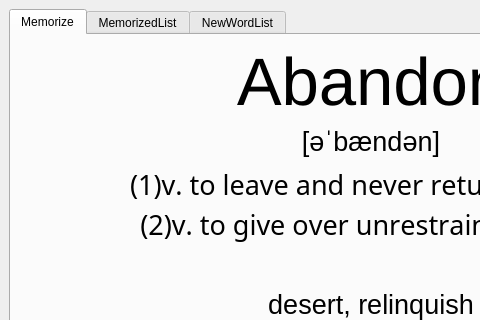
zhaomh1998/FightMem, file ui/FightMemPC.ui: the form before one commit; both pictures show x 0 to 480 and y 0 to 320 of the 742 by 842 pixel window.
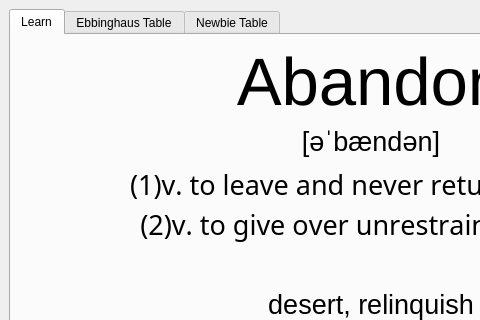
The form after the commit.

Commit message: add newbie model with aggressive parameter

```diff
--- a/ui/FightMemPC.ui
+++ b/ui/FightMemPC.ui
@@ -22,7 +22,7 @@
       </property>
       <widget class="QWidget" name="tab">
        <attribute name="title">
-        <string>Memorize</string>
+        <string>Learn</string>
        </attribute>
        <layout class="QGridLayout" name="gridLayout_2">
         <item row="0" column="0">
@@ -375,7 +375,7 @@
       </widget>
       <widget class="QWidget" name="tab_2">
        <attribute name="title">
-        <string>MemorizedList</string>
+        <string>Ebbinghaus Table</string>
        </attribute>
        <layout class="QGridLayout" name="gridLayout_3">
         <item row="0" column="0">
@@ -385,7 +385,7 @@
       </widget>
       <widget class="QWidget" name="tab_3">
        <attribute name="title">
-        <string>NewWordList</string>
+        <string>Newbie Table</string>
        </attribute>
        <layout class="QGridLayout" name="gridLayout_4">
         <item row="0" column="0">
```
Left out of the diff: 4 changed lines with no effect on the pictures. The commit also changes 4 other files.
